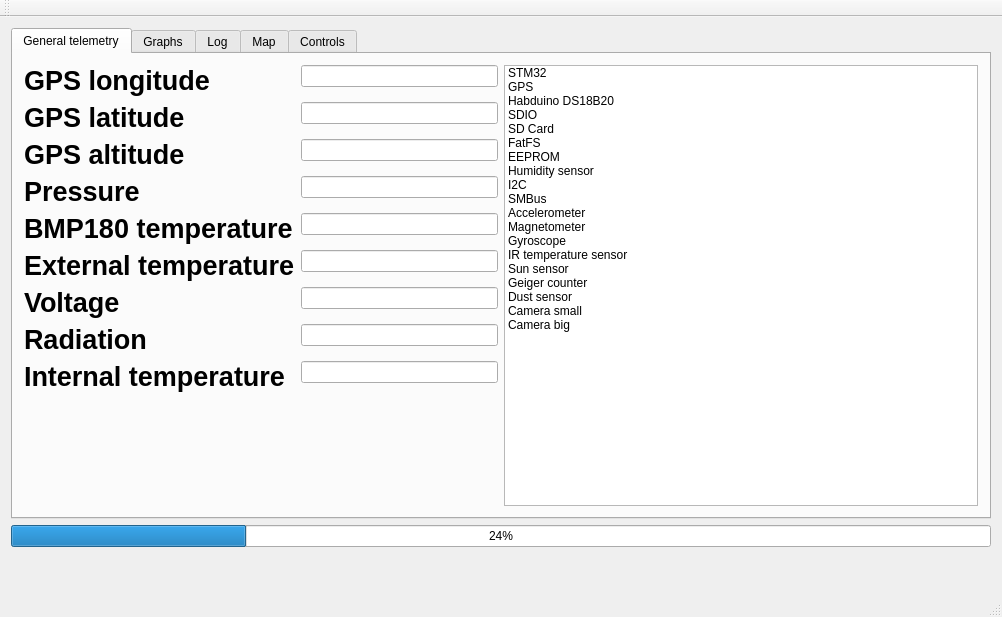
First picture: the form in mainwindow.ui, repository belnanosat/receiver-gui, before the edit.
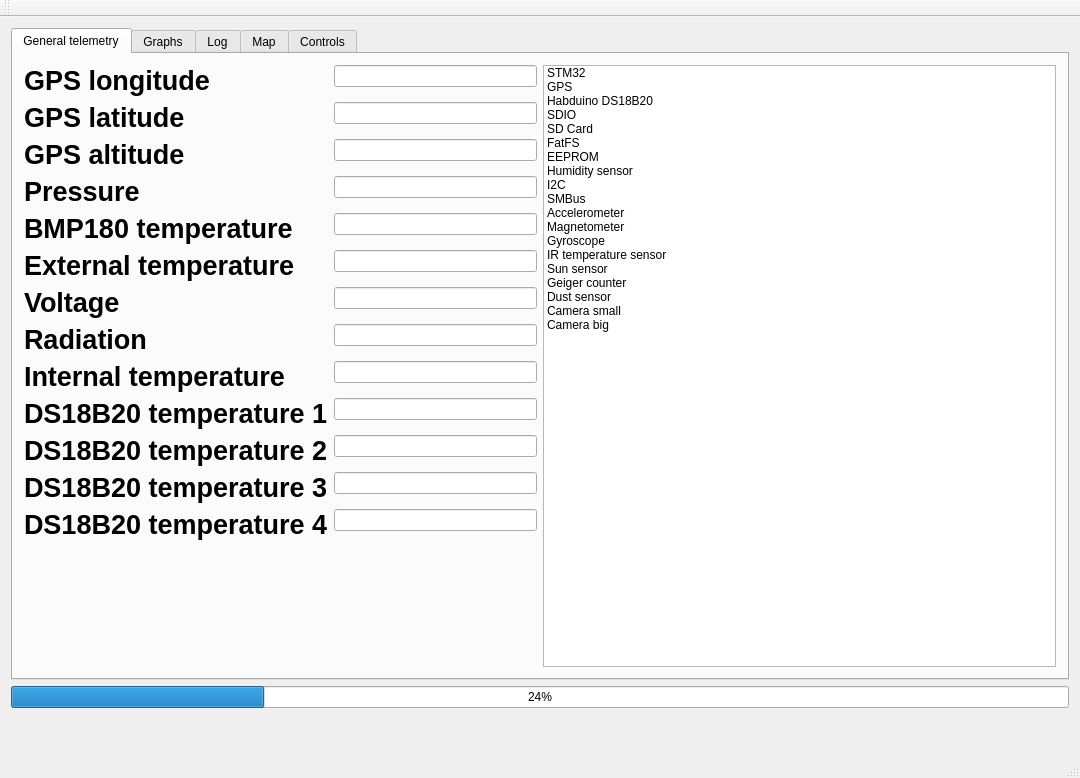
Second picture: the form after the edit.

```diff
--- a/mainwindow.ui
+++ b/mainwindow.ui
@@ -6,8 +6,8 @@
    <rect>
     <x>0</x>
     <y>0</y>
-    <width>1002</width>
-    <height>617</height>
+    <width>1080</width>
+    <height>778</height>
    </rect>
   </property>
   <property name="windowTitle">
@@ -186,6 +186,74 @@
               </property>
              </widget>
             </item>
+            <item row="9" column="0">
+             <widget class="QLabel" name="label_10">
+              <property name="font">
+               <font>
+                <pointsize>20</pointsize>
+                <weight>75</weight>
+                <bold>true</bold>
+               </font>
+              </property>
+              <property name="text">
+               <string>DS18B20 temperature 1</string>
+              </property>
+             </widget>
+            </item>
+            <item row="10" column="0">
+             <widget class="QLabel" name="label_11">
+              <property name="font">
+               <font>
+                <pointsize>20</pointsize>
+                <weight>75</weight>
+                <bold>true</bold>
+               </font>
+              </property>
+              <property name="text">
+               <string>DS18B20 temperature 2</string>
+              </property>
+             </widget>
+            </item>
+            <item row="11" column="0">
+             <widget class="QLabel" name="label_12">
+              <property name="font">
+               <font>
+                <pointsize>20</pointsize>
+                <weight>75</weight>
+                <bold>true</bold>
+               </font>
+              </property>
+              <property name="text">
+               <string>DS18B20 temperature 3</string>
+              </property>
+             </widget>
+            </item>
+            <item row="12" column="0">
+             <widget class="QLabel" name="label_13">
+              <property name="font">
+               <font>
+                <pointsize>20</pointsize>
+                <weight>75</weight>
+                <bold>true</bold>
+               </font>
+              </property>
+              <property name="text">
+               <string>DS18B20 temperature 4</string>
+              </property>
+             </widget>
+            </item>
+            <item row="9" column="1">
+             <widget class="QLineEdit" name="lineEdit_ds18b20_temperature1"/>
+            </item>
+            <item row="10" column="1">
+             <widget class="QLineEdit" name="lineEdit_ds18b20_temperature2"/>
+            </item>
+            <item row="11" column="1">
+             <widget class="QLineEdit" name="lineEdit_ds18b20_temperature3"/>
+            </item>
+            <item row="12" column="1">
+             <widget class="QLineEdit" name="lineEdit_ds18b20_temperature4"/>
+            </item>
            </layout>
           </item>
           <item>
```
Left out of the diff: 2 changed lines with no effect on the pictures.
